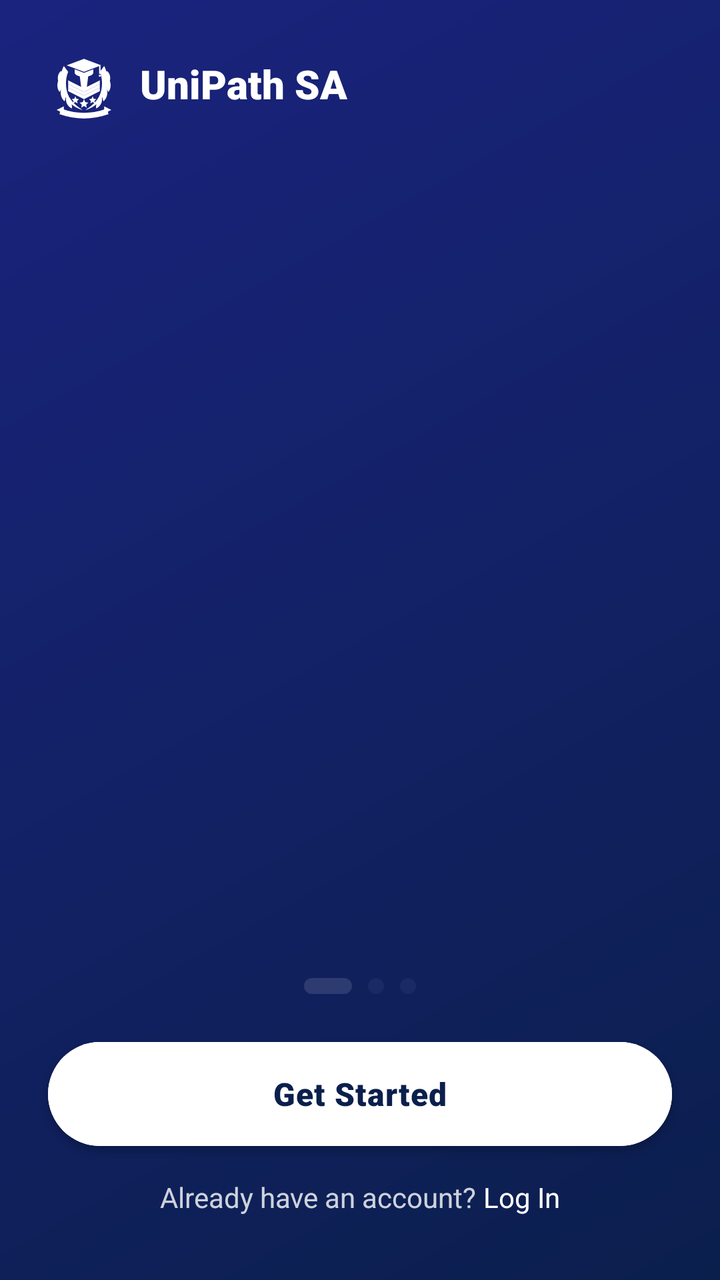
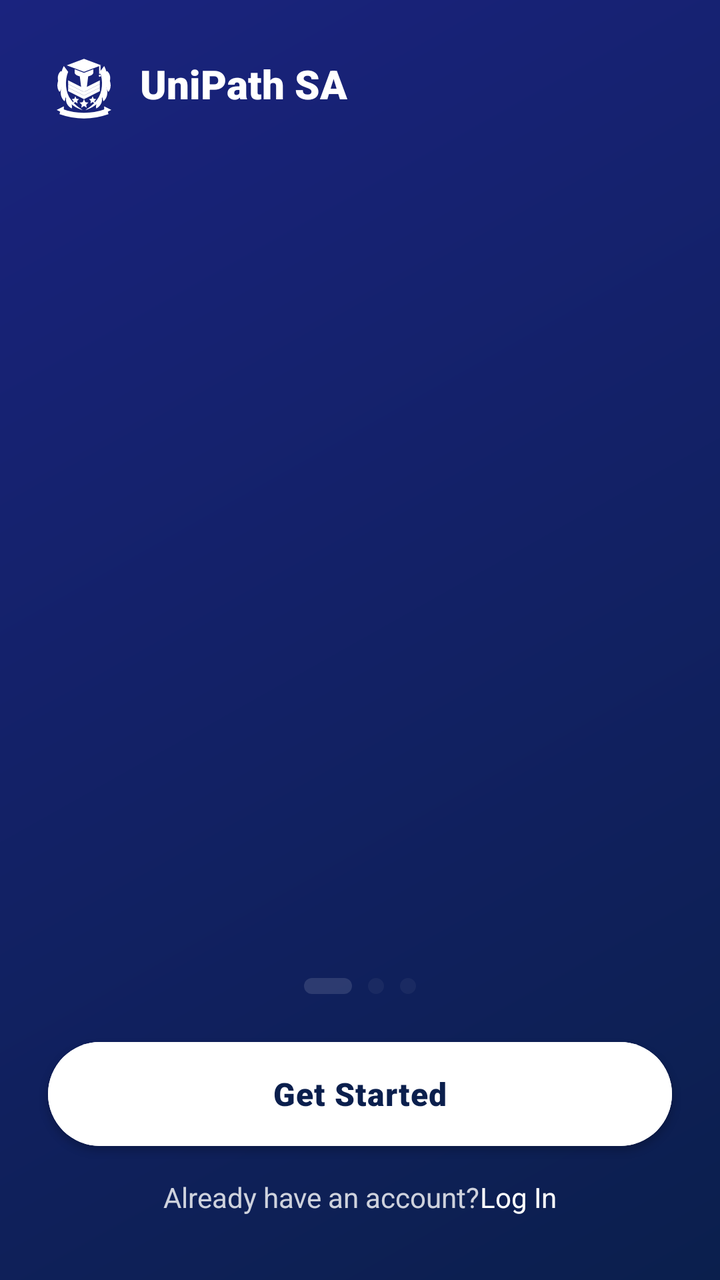

Two renders of the same Android screen: before a commit and after it. Below are the layout's source before the change and the commit's diff.
<!-- AndroidManifest.xml: application theme Theme.UniPathSA -->
<!-- res/layout/activity_intro.xml -->
<?xml version="1.0" encoding="utf-8"?>
<androidx.constraintlayout.widget.ConstraintLayout xmlns:android="http://schemas.android.com/apk/res/android"
    xmlns:app="http://schemas.android.com/apk/res-auto"
    xmlns:tools="http://schemas.android.com/tools"
    android:layout_width="match_parent"
    android:layout_height="match_parent"
    android:background="@drawable/gradient_header">

    
    <LinearLayout
        android:id="@+id/llHeader"
        android:layout_width="match_parent"
        android:layout_height="wrap_content"
        android:gravity="center_vertical"
        android:orientation="horizontal"
        android:padding="24dp"
        app:layout_constraintTop_toTopOf="parent">

        <ImageView
            android:layout_width="36dp"
            android:layout_height="36dp"
            android:src="@drawable/app_logo"
            app:tint="@color/white"
            tools:ignore="ContentDescription" />

        <TextView
            android:layout_width="wrap_content"
            android:layout_height="wrap_content"
            android:layout_marginStart="10dp"
            android:fontFamily="sans-serif-black"
            android:text="UniPath SA"
            android:textColor="@color/white"
            android:textSize="20sp" />
    </LinearLayout>

    
    <androidx.viewpager2.widget.ViewPager2
        android:id="@+id/vpIntroPages"
        android:layout_width="match_parent"
        android:layout_height="0dp"
        app:layout_constraintBottom_toTopOf="@+id/llIntroDots"
        app:layout_constraintTop_toBottomOf="@id/llHeader" />

    
    <LinearLayout
        android:id="@+id/llIntroDots"
        android:layout_width="wrap_content"
        android:layout_height="wrap_content"
        android:layout_marginBottom="24dp"
        android:gravity="center"
        android:orientation="horizontal"
        app:layout_constraintBottom_toTopOf="@+id/btnGetStarted"
        app:layout_constraintEnd_toEndOf="parent"
        app:layout_constraintStart_toStartOf="parent">

        <View
            android:id="@+id/dot1"
            android:layout_width="24dp"
            android:layout_height="8dp"
            android:layout_marginHorizontal="4dp"
            android:background="@drawable/bg_badge"
            android:backgroundTint="@color/white" />

        <View
            android:id="@+id/dot2"
            android:layout_width="8dp"
            android:layout_height="8dp"
            android:layout_marginHorizontal="4dp"
            android:background="@drawable/bg_badge"
            android:backgroundTint="#66FFFFFF" />

        <View
            android:id="@+id/dot3"
            android:layout_width="8dp"
            android:layout_height="8dp"
            android:layout_marginHorizontal="4dp"
            android:background="@drawable/bg_badge"
            android:backgroundTint="#66FFFFFF" />

    </LinearLayout>

    
    <com.google.android.material.button.MaterialButton
        android:id="@+id/btnGetStarted"
        style="@style/Widget.UniPathSA.Button"
        android:layout_width="match_parent"
        android:layout_height="52dp"
        android:layout_marginHorizontal="24dp"
        android:layout_marginBottom="16dp"
        android:backgroundTint="@color/white"
        android:fontFamily="sans-serif-black"
        android:text="Get Started"
        android:textColor="@color/navy_dark"
        android:textSize="16sp"
        app:cornerRadius="26dp"
        app:layout_constraintBottom_toTopOf="@+id/llFooter" />

    
    <LinearLayout
        android:id="@+id/llFooter"
        android:layout_width="wrap_content"
        android:layout_height="wrap_content"
        android:layout_marginBottom="32dp"
        android:orientation="horizontal"
        app:layout_constraintBottom_toBottomOf="parent"
        app:layout_constraintEnd_toEndOf="parent"
        app:layout_constraintStart_toStartOf="parent">

        <TextView
            android:layout_width="wrap_content"
            android:layout_height="wrap_content"
            android:text="Already have an account? "
            android:textColor="#CCFFFFFF"
            android:textSize="14sp" />

        <TextView
            android:id="@+id/tvLoginLink"
            android:layout_width="wrap_content"
            android:layout_height="wrap_content"
            android:clickable="true"
            android:focusable="true"
            android:fontFamily="sans-serif-bold"
            android:text="Log In"
            android:textColor="@color/white"
            android:textSize="14sp" />
    </LinearLayout>

</androidx.constraintlayout.widget.ConstraintLayout>
<!-- resources referenced by this layout -->
<resources>
  <color name="navy_dark">#0B1F4D</color>
  <color name="white">#FFFFFFFF</color>
  <!-- drawable app_logo: vector/xml drawable (drawable, 3750 chars, omitted) -->
  <!-- drawable bg_badge (drawable) -->
  <?xml version="1.0" encoding="utf-8"?>
  <shape xmlns:android="http://schemas.android.com/apk/res/android"
      android:shape="rectangle">
      <corners android:radius="16dp" />
      <solid android:color="#1F1A237E" />
  </shape>
  <!-- drawable gradient_header (drawable) -->
  <?xml version="1.0" encoding="utf-8"?>
  <shape xmlns:android="http://schemas.android.com/apk/res/android">
      <gradient
          android:startColor="@color/primary_dark"
          android:endColor="@color/primary"
          android:angle="135" />
  </shape>
  <style name="Widget.UniPathSA.Button" parent="Widget.MaterialComponents.Button">
          <item name="android:layout_height">@dimen/button_height</item>
          <item name="android:insetTop">0dp</item>
          <item name="android:insetBottom">0dp</item>
          <item name="shapeAppearanceOverlay">@style/ShapeAppearance.UniPathSA.ButtonPill</item>
          <item name="backgroundTint">@color/primary</item>
          <item name="android:textAllCaps">false</item>
          <item name="android:letterSpacing">0.02</item>
          <item name="android:fontFamily">sans-serif-medium</item>
      </style>
  <style name="Theme.UniPathSA" parent="Theme.MaterialComponents.Light.NoActionBar">
          
          <item name="colorPrimary">@color/primary</item>
          <item name="colorPrimaryVariant">@color/navy_dark</item>
          <item name="colorOnPrimary">@color/on_primary</item>
          
          <item name="colorSecondary">@color/secondary</item>
          <item name="colorSecondaryVariant">@color/secondary_dark</item>
          <item name="colorOnSecondary">@color/on_secondary</item>
          
          <item name="android:statusBarColor">@color/navy_dark</item>
  
          
          <item name="android:windowBackground">@color/background</item>
  
          
          <item name="android:textColorPrimary">@color/text_primary</item>
          <item name="android:textColorSecondary">@color/text_secondary</item>
      </style>
  <color name="primary_dark">#0B1F4D</color>
  <color name="primary">#1A237E</color>
  <dimen name="button_height">48dp</dimen>
  <style name="ShapeAppearance.UniPathSA.ButtonPill" parent="">
          <item name="cornerSize">@dimen/radius_pill</item>
      </style>
  <color name="on_primary">#FFFFFF</color>
  <color name="secondary">#3949AB</color>
  <color name="secondary_dark">#00227B</color>
  <color name="on_secondary">#FFFFFF</color>
  <color name="background">#F4F6FB</color>
  <color name="text_primary">#1C1B1F</color>
  <color name="text_secondary">#49454F</color>
  <dimen name="radius_pill">28dp</dimen>
</resources>

<!-- the commit's change to res/layout/activity_intro.xml (unified diff, before → after) -->
@@ -28,7 +28,7 @@
             android:layout_height="wrap_content"
             android:layout_marginStart="10dp"
             android:fontFamily="sans-serif-black"
-            android:text="UniPath SA"
+            android:text="@string/app_name"
             android:textColor="@color/white"
             android:textSize="20sp" />
     </LinearLayout>
@@ -89,7 +89,7 @@
         android:layout_marginBottom="16dp"
         android:backgroundTint="@color/white"
         android:fontFamily="sans-serif-black"
-        android:text="Get Started"
+        android:text="@string/get_started"
         android:textColor="@color/navy_dark"
         android:textSize="16sp"
         app:cornerRadius="26dp"
@@ -109,7 +109,7 @@
         <TextView
             android:layout_width="wrap_content"
             android:layout_height="wrap_content"
-            android:text="Already have an account? "
+            android:text="@string/already_have_account"
             android:textColor="#CCFFFFFF"
             android:textSize="14sp" />
 
@@ -120,7 +120,7 @@
             android:clickable="true"
             android:focusable="true"
             android:fontFamily="sans-serif-bold"
-            android:text="Log In"
+            android:text="@string/log_in"
             android:textColor="@color/white"
             android:textSize="14sp" />
     </LinearLayout>
<!-- resource entries referenced after the edit -->
@@ -18,6 +18,10 @@
           android:endColor="@color/primary"
           android:angle="135" />
   </shape>
+  <string name="already_have_account">Already have an account? </string>
+  <string name="app_name">UniPath SA</string>
+  <string name="get_started">Get Started</string>
+  <string name="log_in">Log In</string>
   <style name="Widget.UniPathSA.Button" parent="Widget.MaterialComponents.Button">
           <item name="android:layout_height">@dimen/button_height</item>
           <item name="android:insetTop">0dp</item>
